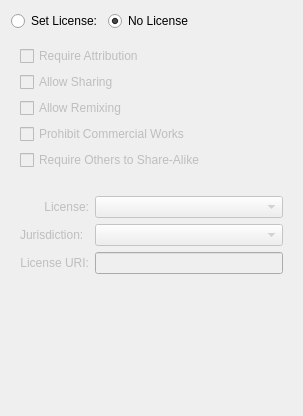
Qt form license-widget/license_chooser.ui (cc-archive/liblicense-kde) before a commit.
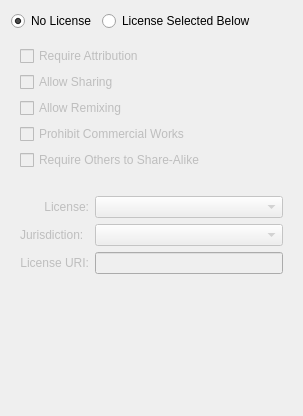
The same form after that commit.

Commit message: -Match gtk widgit -Have ll_new_license_chooser take a const char* array

```diff
--- a/license-widget/license_chooser.ui
+++ b/license-widget/license_chooser.ui
@@ -15,13 +15,6 @@
   <layout class="QVBoxLayout" >
    <item>
     <layout class="QHBoxLayout" >
-     <item>
-      <widget class="QRadioButton" name="useLicenseButton" >
-       <property name="text" >
-        <string>Set License:</string>
-       </property>
-      </widget>
-     </item>
      <item>
       <widget class="QRadioButton" name="noLicenseButton" >
        <property name="text" >
@@ -32,6 +25,13 @@
        </property>
       </widget>
      </item>
+     <item>
+      <widget class="QRadioButton" name="useLicenseButton" >
+       <property name="text" >
+        <string>License Selected Below</string>
+       </property>
+      </widget>
+     </item>
      <item>
       <spacer>
        <property name="orientation" >
```
The commit also changes 1 other file.
